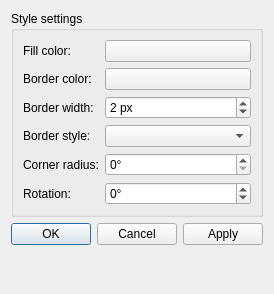
kaisenlinux/gns3-gui, file gns3/ui/style_editor_dialog.ui: the form before one commit.
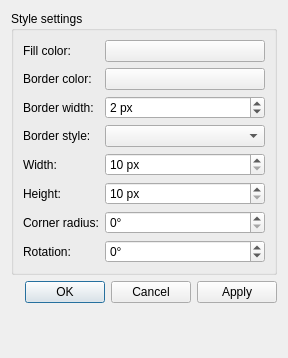
The form after the commit.

Patch:
```diff
--- a/gns3/ui/style_editor_dialog.ui
+++ b/gns3/ui/style_editor_dialog.ui
@@ -6,8 +6,8 @@
    <rect>
     <x>0</x>
     <y>0</y>
-    <width>270</width>
-    <height>294</height>
+    <width>288</width>
+    <height>358</height>
    </rect>
   </property>
   <property name="windowTitle">
@@ -84,14 +84,14 @@
       <item row="3" column="1">
        <widget class="QComboBox" name="uiBorderStyleComboBox"/>
       </item>
-      <item row="5" column="0">
+      <item row="7" column="0">
        <widget class="QLabel" name="uiRotationLabel">
         <property name="text">
          <string>Rotation:</string>
         </property>
        </widget>
       </item>
-      <item row="5" column="1">
+      <item row="7" column="1">
        <widget class="QSpinBox" name="uiRotationSpinBox">
         <property name="sizePolicy">
          <sizepolicy hsizetype="Expanding" vsizetype="Fixed">
@@ -114,14 +114,14 @@
         </property>
        </widget>
       </item>
-      <item row="4" column="0">
+      <item row="6" column="0">
        <widget class="QLabel" name="uiCornerRadiusLabel">
         <property name="text">
          <string>Corner radius:</string>
         </property>
        </widget>
       </item>
-      <item row="4" column="1">
+      <item row="6" column="1">
        <widget class="QSpinBox" name="uiCornerRadiusSpinBox">
         <property name="suffix">
          <string>°</string>
@@ -131,6 +131,46 @@
         </property>
        </widget>
       </item>
+      <item row="4" column="0">
+       <widget class="QLabel" name="uiWidthLabel">
+        <property name="text">
+         <string>Width:</string>
+        </property>
+       </widget>
+      </item>
+      <item row="4" column="1">
+       <widget class="QSpinBox" name="uiWidthSpinBox">
+        <property name="suffix">
+         <string> px</string>
+        </property>
+        <property name="minimum">
+         <number>10</number>
+        </property>
+        <property name="maximum">
+         <number>1000</number>
+        </property>
+       </widget>
+      </item>
+      <item row="5" column="0">
+       <widget class="QLabel" name="uiHeightLabel">
+        <property name="text">
+         <string>Height:</string>
+        </property>
+       </widget>
+      </item>
+      <item row="5" column="1">
+       <widget class="QSpinBox" name="uiHeightSpinBox">
+        <property name="suffix">
+         <string> px</string>
+        </property>
+        <property name="minimum">
+         <number>10</number>
+        </property>
+        <property name="maximum">
+         <number>1000</number>
+        </property>
+       </widget>
+      </item>
      </layout>
     </widget>
    </item>
```
